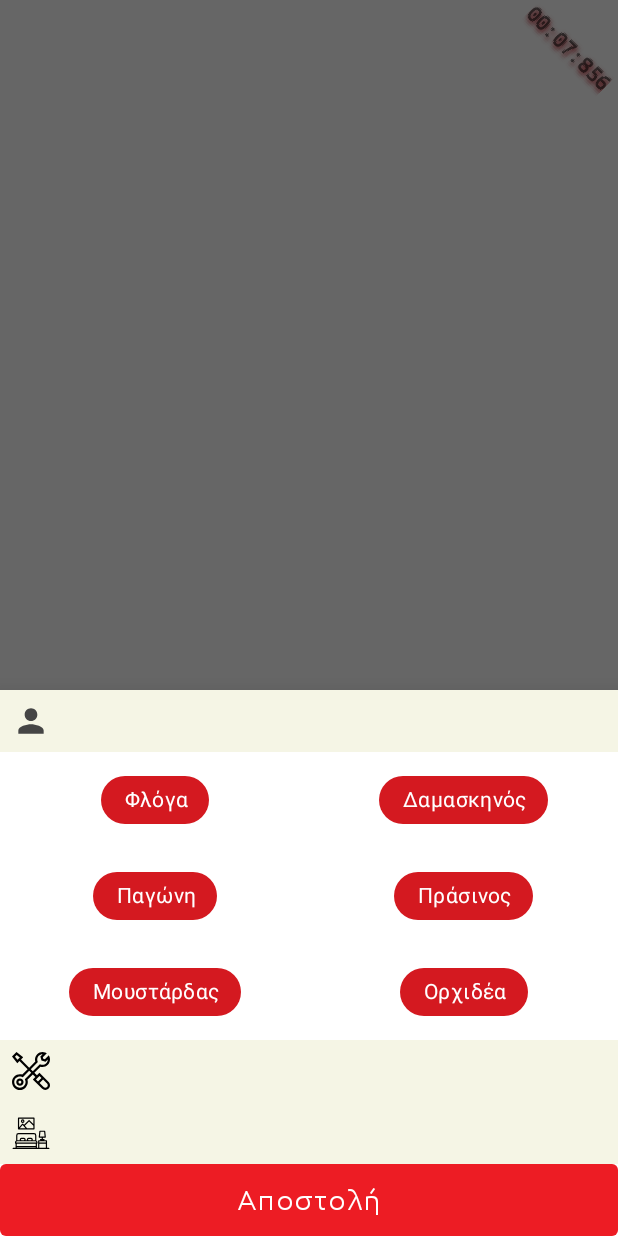
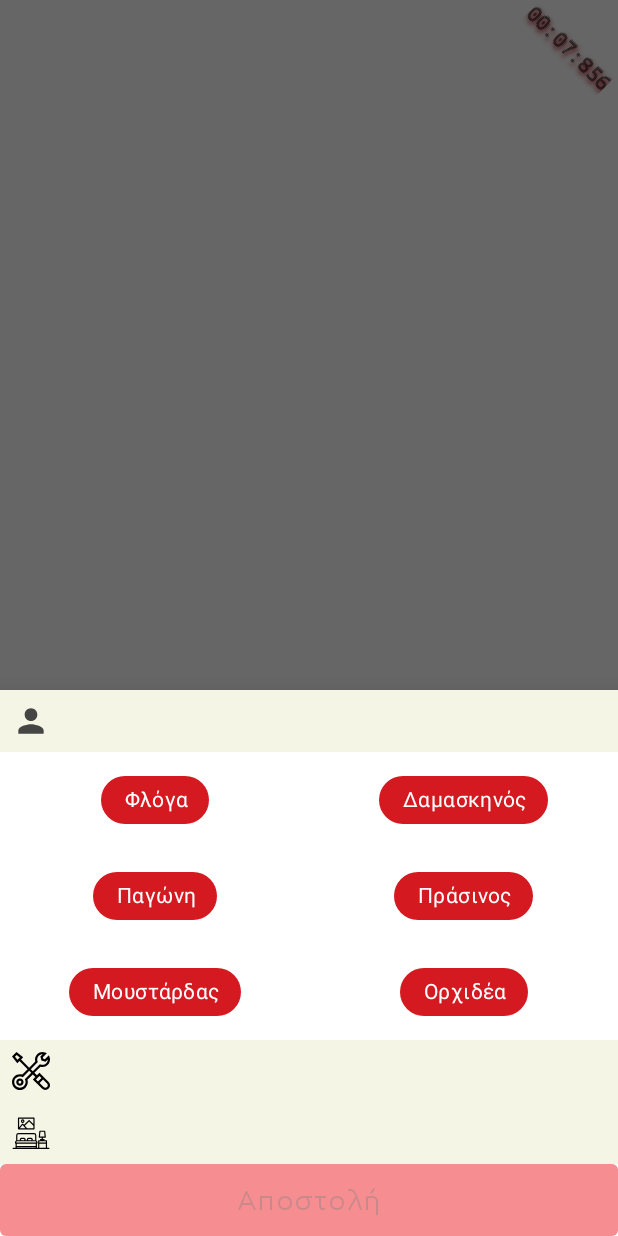
Before and after one commit to AgelousisDev/Cluedo, an Android app: the fragment CardViewerBottomSheetFragment placed in its activity, after a tap on "Φλόγα", on a phone screen of 412 x 824 dp. Run offline under Robolectric (Android 15) with nearby library versions, the phone set to English and light mode, and no system bars; our stand-ins replace Firebase (no records; nobody signed in at launch, a user with empty details on screens opened directly), FlexboxLayout, data binding; 6 statements that could not run were skipped; 1 other tap on this screen came first.

Commit message:
Cluedo
Read from Database & getUsers

```diff
--- a/app/src/main/java/com/agelousis/cluedonotepad/cardViewer/CardViewerBottomSheetFragment.kt
+++ b/app/src/main/java/com/agelousis/cluedonotepad/cardViewer/CardViewerBottomSheetFragment.kt
@@ -19,6 +19,7 @@ import com.agelousis.cluedonotepad.cardViewer.presenters.ItemPresenter
 import com.agelousis.cluedonotepad.cardViewer.presenters.PlayersPresenter
 import com.agelousis.cluedonotepad.constants.Constants
 import com.agelousis.cluedonotepad.extensions.forEachIfEach
+import com.agelousis.cluedonotepad.main.NotePadActivity
 import com.agelousis.cluedonotepad.splash.models.CharacterModel
 import com.google.android.flexbox.AlignItems
 import com.google.android.flexbox.FlexDirection
@@ -48,6 +49,8 @@ class CardViewerBottomSheetFragment: BottomSheetDialogFragment(), PlayersPresent
         characterModelList?.forEach { it.playerIsSelected = false }
         characterModelList?.getOrNull(index = adapterPosition)?.playerIsSelected = true
         (playersRecyclerView.adapter as? PlayersAdapter)?.reloadData()
+        selectedCardViewerModel.user = (activity as? NotePadActivity)?.users?.firstOrNull { it.character == characterModelList?.getOrNull(index = adapterPosition)?.characterEnum }
+        sendButtonState = selectedCardViewerModel.user != null && selectedCardViewerModel.itemHeaderType != null && selectedCardViewerModel.itemModel != null
     }
 
     override fun onItemHeaderSelected(itemTitleModel: ItemTitleModel) {
@@ -77,6 +80,8 @@ class CardViewerBottomSheetFragment: BottomSheetDialogFragment(), PlayersPresent
         }
         itemsRecyclerView.scheduleLayoutAnimation()
         (itemsRecyclerView.adapter as? ItemsAdapter)?.reloadData()
+        selectedCardViewerModel.itemHeaderType = itemTitleModel.itemHeaderType
+        sendButtonState = selectedCardViewerModel.user != null && selectedCardViewerModel.itemHeaderType != null && selectedCardViewerModel.itemModel != null
     }
 
     override fun onItemSelected(adapterPosition: Int) {
@@ -90,6 +95,7 @@ class CardViewerBottomSheetFragment: BottomSheetDialogFragment(), PlayersPresent
         (itemsList.getOrNull(index = adapterPosition) as? ItemModel)?.isSelected = (itemsList.getOrNull(index = adapterPosition) as? ItemModel)?.isSelected == false
         (itemsRecyclerView.adapter as? ItemsAdapter)?.reloadData()
         selectedCardViewerModel.itemModel = itemsList.getOrNull(index = adapterPosition) as? ItemModel
+        sendButtonState = selectedCardViewerModel.user != null && selectedCardViewerModel.itemHeaderType != null && selectedCardViewerModel.itemModel != null
     }
 
     private val characterModelList by lazy { arguments?.getParcelableArrayList<CharacterModel>(CHARACTER_MODEL_LIST_EXTRA) }
@@ -99,6 +105,12 @@ class CardViewerBottomSheetFragment: BottomSheetDialogFragment(), PlayersPresent
         } ?: arrayListOf()
     }
     private val selectedCardViewerModel by lazy { SelectedCardViewerModel() }
+    private var sendButtonState = false
+    set(value) {
+        field = value
+        sendButton.alpha = if (value) 1.0f else 0.5f
+        sendButton.isEnabled = value
+    }
 
     override fun onCreateView(inflater: LayoutInflater, container: ViewGroup?, savedInstanceState: Bundle?): View? =
         inflater.inflate(R.layout.card_viewer_dialog_fragment_layout, container, false)
--- a/app/src/main/java/com/agelousis/cluedonotepad/constants/Constants.kt
+++ b/app/src/main/java/com/agelousis/cluedonotepad/constants/Constants.kt
@@ -14,5 +14,7 @@ object Constants {
     const val playStoreUrl = "https://play.google.com/store/apps/details?id=com.agelousis.cluedonotepad"
     const val ENGLISH_LANGUAGE_CODE = "en"
     const val GREEK_LANGUAGE_CODE = "el"
-
+    const val DATABASE_USERS_CHILD = "Users"
+    const val DATABASE_DEVICE_FIELD = "device"
+    const val DATABASE_CHARACTER_FIELD = "character"
 }
--- a/app/src/main/java/com/agelousis/cluedonotepad/firebase/database/RealTimeDatabaseHelper.kt
+++ b/app/src/main/java/com/agelousis/cluedonotepad/firebase/database/RealTimeDatabaseHelper.kt
@@ -1,12 +1,13 @@
 package com.agelousis.cluedonotepad.firebase.database
 
+import com.agelousis.cluedonotepad.constants.Constants
 import com.agelousis.cluedonotepad.firebase.models.User
 import com.google.firebase.database.DataSnapshot
 import com.google.firebase.database.DatabaseError
 import com.google.firebase.database.FirebaseDatabase
 import com.google.firebase.database.ValueEventListener
 
-
+typealias UsersSuccessBlock = (List<User>) -> Unit
 class RealTimeDatabaseHelper {
 
     companion object {
@@ -16,7 +17,25 @@ class RealTimeDatabaseHelper {
     private val databaseReference by lazy { FirebaseDatabase.getInstance().reference }
 
     fun addUser(user: User) {
-        databaseReference.child("Users").push().setValue(user)
+        databaseReference.child(Constants.DATABASE_USERS_CHILD).push().setValue(user)
+    }
+
+    fun getUsers(channel: String, usersSuccessBlock: UsersSuccessBlock) {
+        databaseReference.child(Constants.DATABASE_USERS_CHILD).addListenerForSingleValueEvent(object: ValueEventListener {
+            override fun onCancelled(error: DatabaseError) {}
+            override fun onDataChange(snapshot: DataSnapshot) {
+                val users = arrayListOf<User>()
+                snapshot.children.forEach { dataSnapShot ->
+                    dataSnapShot.getValue(User::class.java)?.let { user ->
+                        if (user.channel == channel)
+                            users.add(user)
+                    }
+                }
+                usersSuccessBlock(
+                    users
+                )
+            }
+        })
     }
 
 }
--- a/app/src/main/java/com/agelousis/cluedonotepad/firebase/models/User.kt
+++ b/app/src/main/java/com/agelousis/cluedonotepad/firebase/models/User.kt
@@ -5,7 +5,7 @@ import com.google.firebase.database.IgnoreExtraProperties
 
 @IgnoreExtraProperties
 data class User(
-    val channel: String,
-    val device: String,
-    val character: Character
+    val channel: String? = null,
+    val device: String? = null,
+    val character: Character? = null
 )
--- a/app/src/main/java/com/agelousis/cluedonotepad/main/NotePadActivity.kt
+++ b/app/src/main/java/com/agelousis/cluedonotepad/main/NotePadActivity.kt
@@ -7,6 +7,8 @@ import com.agelousis.cluedonotepad.base.BaseAppCompatActivity
 import com.agelousis.cluedonotepad.cardViewer.CardViewerBottomSheetFragment
 import com.agelousis.cluedonotepad.dialog.BasicDialog
 import com.agelousis.cluedonotepad.dialog.models.BasicDialogType
+import com.agelousis.cluedonotepad.firebase.database.RealTimeDatabaseHelper
+import com.agelousis.cluedonotepad.firebase.models.User
 import com.agelousis.cluedonotepad.main.adapters.RowAdapter
 import com.agelousis.cluedonotepad.main.controller.NotePadController
 import com.agelousis.cluedonotepad.main.timer.TimerHelper
@@ -33,6 +35,7 @@ class NotePadActivity : BaseAppCompatActivity(), TimerListener {
         intent?.extras?.getParcelableArrayList<CharacterModel>(CHARACTER_MODEL_LIST_EXTRA)
     }
     private val gameTypeModel by lazy { intent?.extras?.getParcelable<GameTypeModel>(GAME_TYPE_MODEL_EXTRA) }
+    val users by lazy { arrayListOf<User>() }
 
     override fun onBackPressed() {
         BasicDialog.show(supportFragmentManager = supportFragmentManager, dialogType = BasicDialogType(title = resources.getString(R.string.key_warning_label),
@@ -47,6 +50,7 @@ class NotePadActivity : BaseAppCompatActivity(), TimerListener {
         setupToolbar()
         configureRecyclerView()
         configureTimer()
+        initializeUsers()
     }
 
     private fun setupToolbar() {
@@ -78,4 +82,11 @@ class NotePadActivity : BaseAppCompatActivity(), TimerListener {
         TimerHelper(timerListener = this)
     }
 
+    private fun initializeUsers() =
+        RealTimeDatabaseHelper.shared.getUsers(
+            channel = gameTypeModel?.channel ?: ""
+        ) {
+            users.addAll(it)
+        }
+
 }
--- a/app/src/main/java/com/agelousis/cluedonotepad/splash/SplashActivity.kt
+++ b/app/src/main/java/com/agelousis/cluedonotepad/splash/SplashActivity.kt
@@ -12,10 +12,13 @@ import com.agelousis.cluedonotepad.R
 import com.agelousis.cluedonotepad.base.BaseAppCompatActivity
 import com.agelousis.cluedonotepad.constants.Constants
 import com.agelousis.cluedonotepad.dialog.BasicDialog
+import com.agelousis.cluedonotepad.dialog.enumerations.Character
 import com.agelousis.cluedonotepad.dialog.models.BasicDialogType
 import com.agelousis.cluedonotepad.dialog.models.BasicDialogTypeEnum
 import com.agelousis.cluedonotepad.dialog.presenters.LanguagePresenter
 import com.agelousis.cluedonotepad.extensions.*
+import com.agelousis.cluedonotepad.firebase.database.RealTimeDatabaseHelper
+import com.agelousis.cluedonotepad.firebase.models.User
 import com.agelousis.cluedonotepad.main.NotePadActivity
 import com.agelousis.cluedonotepad.roomCreationDialog.RoomCreationDialogFragment
 import com.agelousis.cluedonotepad.splash.adapters.PlayersAdapter
--- a/app/src/main/java/com/agelousis/cluedonotepad/splash/adapters/PlayersAdapter.kt
+++ b/app/src/main/java/com/agelousis/cluedonotepad/splash/adapters/PlayersAdapter.kt
@@ -21,6 +21,7 @@ class PlayersAdapter(private val context: Context, private val characterListMode
     override fun onCharacterSelected(adapterPosition: Int, characterRowModel: CharacterRowModel) {
         characterListModel.getOrNull(index = adapterPosition)?.character = characterRowModel.characterColor
         characterListModel.getOrNull(index = adapterPosition)?.characterIcon = characterRowModel.characterIcon
+        characterListModel.getOrNull(index = adapterPosition)?.characterEnum = characterRowModel.character
         notifyDataSetChanged()
     }
 
--- a/app/src/main/java/com/agelousis/cluedonotepad/splash/models/CharacterModel.kt
+++ b/app/src/main/java/com/agelousis/cluedonotepad/splash/models/CharacterModel.kt
@@ -3,6 +3,7 @@ package com.agelousis.cluedonotepad.splash.models
 import android.os.Parcelable
 import androidx.annotation.DrawableRes
 import com.agelousis.cluedonotepad.R
+import com.agelousis.cluedonotepad.dialog.enumerations.Character
 import com.agelousis.cluedonotepad.stats.models.StatsModel
 import kotlinx.android.parcel.IgnoredOnParcel
 import kotlinx.android.parcel.Parcelize
@@ -11,7 +12,8 @@ import kotlinx.android.parcel.Parcelize
 data class CharacterModel(val characterNameHint: String,
                           var characterName: String? = null,
                           var character: Int? = null,
-                          @DrawableRes var characterIcon: Int = R.drawable.ic_person): Parcelable {
+                          @DrawableRes var characterIcon: Int = R.drawable.ic_person,
+                          var characterEnum: Character? = null) : Parcelable {
 
     @IgnoredOnParcel
     var playerIsSelected = false
--- a/app/src/main/res/layout/card_viewer_dialog_fragment_layout.xml
+++ b/app/src/main/res/layout/card_viewer_dialog_fragment_layout.xml
@@ -3,7 +3,8 @@
     xmlns:android="http://schemas.android.com/apk/res/android"
     xmlns:app="http://schemas.android.com/apk/res-auto"
     android:layout_width="match_parent"
-    android:layout_height="wrap_content">
+    android:layout_height="wrap_content"
+    android:animateLayoutChanges="true">
 
     <com.google.android.material.appbar.AppBarLayout
         android:id="@+id/appBarLayout"
@@ -31,6 +32,7 @@
         app:layout_constraintTop_toBottomOf="@+id/appBarLayout" />
 
     <com.google.android.material.button.MaterialButton
+        android:id="@+id/sendButton"
         android:layout_width="match_parent"
         android:layout_height="wrap_content"
         android:insetBottom="0dp"
@@ -39,6 +41,8 @@
         android:textSize="18sp"
         android:text="@string/key_send_label"
         android:textAllCaps="false"
+        android:alpha="0.5"
+        android:enabled="false"
         app:backgroundTint="@color/colorAccent"
         app:layout_constraintBottom_toBottomOf="parent"
         app:layout_constraintEnd_toEndOf="parent"
```
